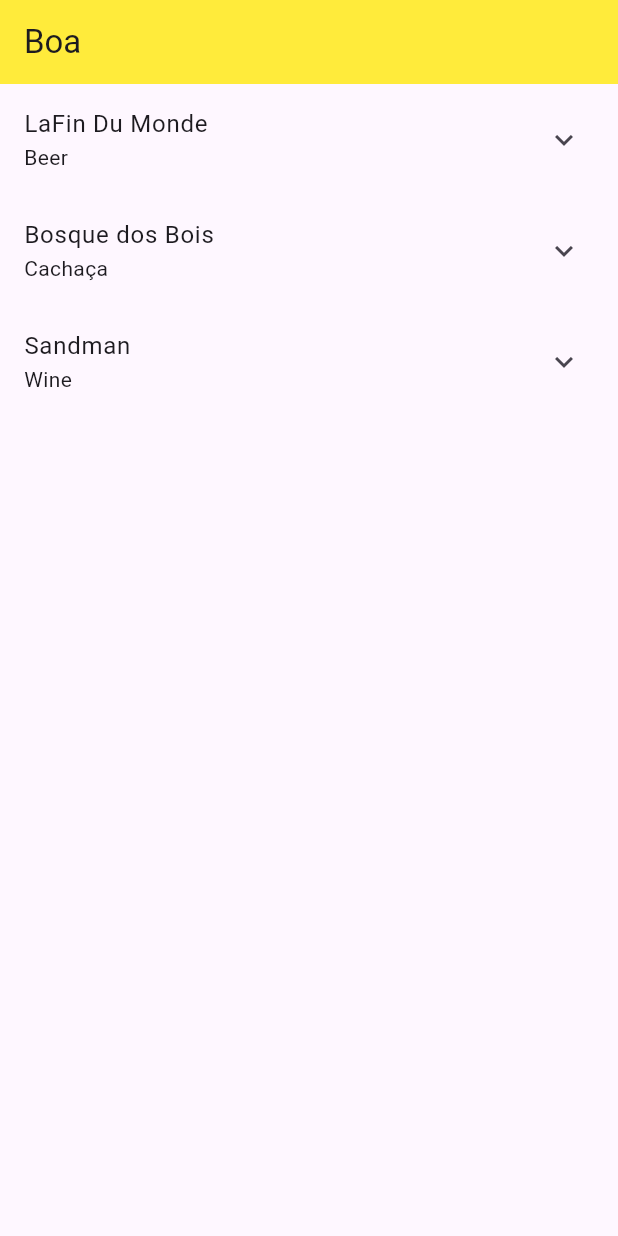
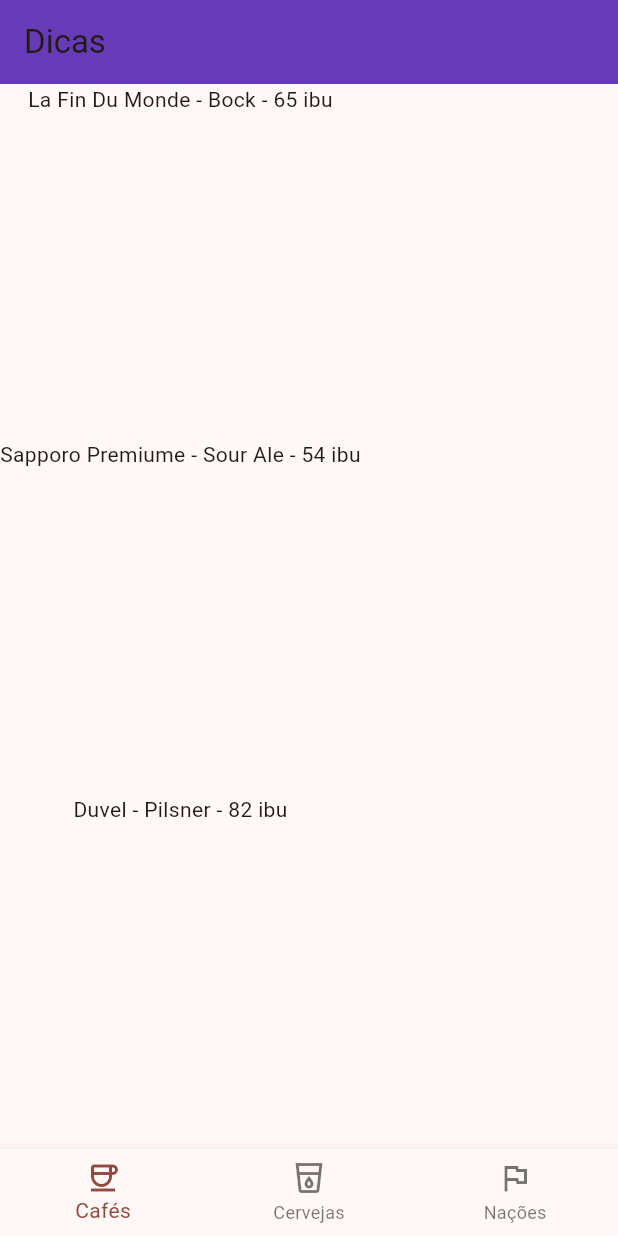
Before and after one commit to Faltrenn/estudos-flutter, a Flutter app: the screen it shows after launch, on a phone screen of 412 x 824 dp. Run offline on Flutter 3.47's test engine with Material 3 defaults, Android fonts, the phone set to English and light mode, and no system bars; our stand-ins replace transparent_image.

Commit message:
feat: add Recipe2, 3 exercises and challenge.

```diff
--- a/lib/main.dart
+++ b/lib/main.dart
@@ -1,5 +1,6 @@
 import 'package:flutter/material.dart';
 import "package:teste/pages/recipe1-3.dart";
+import "package:teste/pages/recipe2.dart";
 import "pages/recipe1.dart";
 import "pages/recipe1-2.dart";
 
@@ -8,6 +9,7 @@ void main() {
     const Rcp1(),
     const Rcp1_2(),
     const Rcp1_3(),
+		const Rcp2(),
   ];
-  runApp(recipes[2]);
+  runApp(recipes[3]);
 }
--- /dev/null
+++ b/lib/pages/recipe2.dart
@@ -0,0 +1,65 @@
+import "package:flutter/material.dart";
+
+class MyDrinks extends StatelessWidget {
+  const MyDrinks({super.key});
+
+  @override
+  Widget build(BuildContext context) {
+    return const Column(children: [
+      Expanded(
+        child: Text("La Fin Du Monde - Bock - 65 ibu"),
+      ),
+      Expanded(
+        child: Text("Sapporo Premiume - Sour Ale - 54 ibu"),
+      ),
+      Expanded(
+        child: Text("Duvel - Pilsner - 82 ibu"),
+      )
+    ]);
+  }
+}
+
+class Drink {
+  String label;
+  Icon icon;
+  Drink(this.label, this.icon);
+}
+
+class MyNavItems extends StatelessWidget {
+  MyNavItems({super.key});
+
+  var items = [
+    Drink("Cafés", Icon(Icons.coffee_outlined)),
+    Drink("Cervejas", Icon(Icons.local_drink_outlined)),
+    Drink("Nações", Icon(Icons.flag_outlined)),
+  ];
+
+  @override
+  Widget build(BuildContext context) {
+    return BottomNavigationBar(
+        // ignore: avoid_print
+        onTap: (i) => print("Toque: $i"),
+        items: items.map((e) => BottomNavigationBarItem(label: e.label, icon: e.icon)).toList());
+  }
+}
+
+class MyAppBar extends AppBar {
+  MyAppBar({super.key}) : super(title: const Text("Dicas"));
+}
+
+class Rcp2 extends StatelessWidget {
+  const Rcp2({super.key});
+
+  @override
+  Widget build(BuildContext context) {
+    return MaterialApp(
+        theme: ThemeData(
+            colorScheme: ColorScheme.fromSeed(seedColor: Colors.red),
+            appBarTheme: const AppBarTheme(backgroundColor: Colors.deepPurple)),
+        home: Scaffold(
+          appBar: MyAppBar(),
+          body: const MyDrinks(),
+          bottomNavigationBar: MyNavItems(),
+        ));
+  }
+}
```
